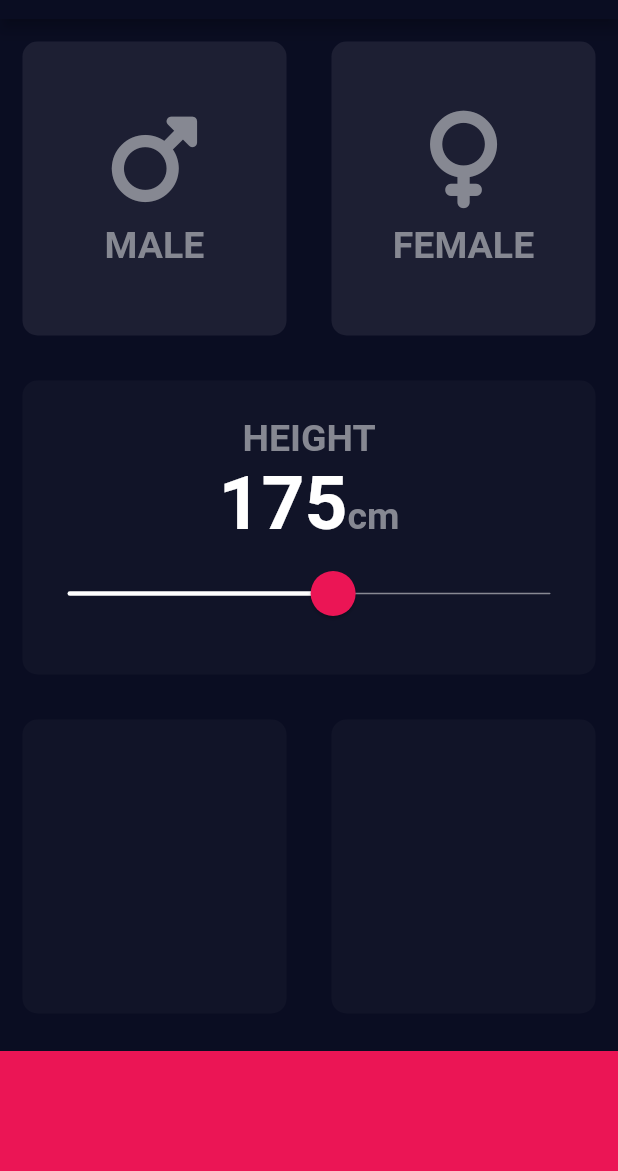
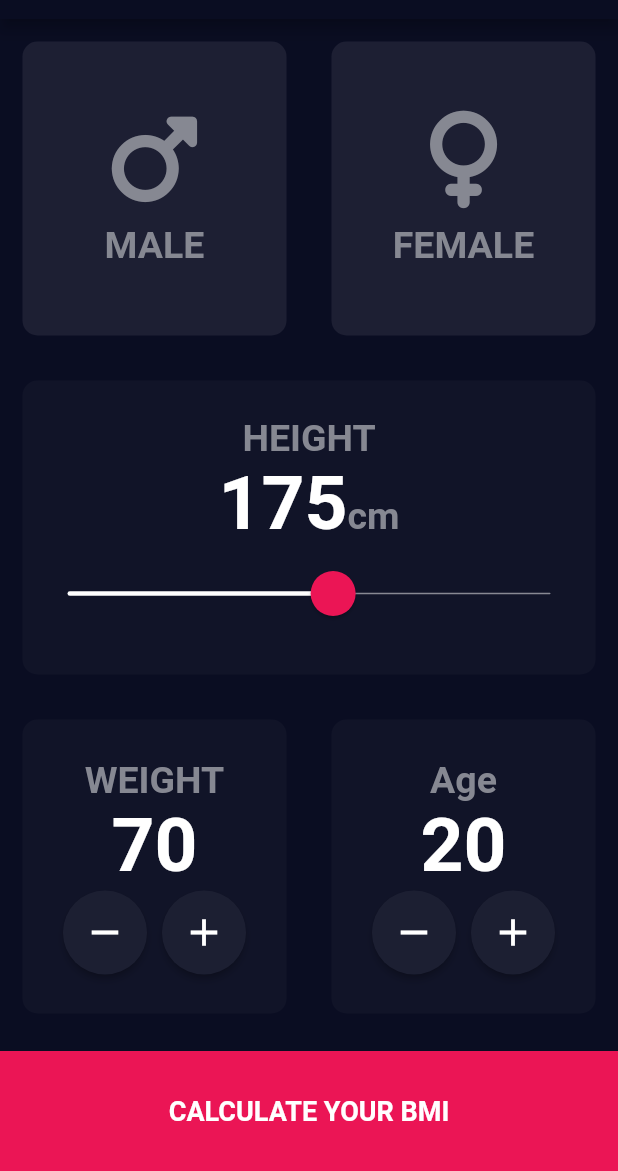
Before and after one commit to HeratUni-CS/bmi-calculator-AhmadErshad, a Flutter app: the screen it shows after launch, on a phone screen of 412 x 824 dp, the part 65-1236 px from its top. Run offline on Flutter 3.47's test engine with Material 2 defaults, Android fonts, the phone set to English and light mode, and no system bars; our stand-ins replace font_awesome_flutter.

Commit message:
second commit

```diff
--- /dev/null
+++ b/lib/bottom_button.dart
@@ -0,0 +1,28 @@
+import 'package:flutter/material.dart';
+import 'constants.dart';
+// ignore: must_be_immutable
+class BottomButton extends StatelessWidget {
+  void Function() onPressed;
+  String label;
+
+  BottomButton({super.key, required this.onPressed, required this.label});
+
+  @override
+  Widget build(BuildContext context) {
+    return InkWell(
+      onTap: onPressed,
+      child: Container(
+        width: double.infinity,
+        height: 80,
+        margin: const EdgeInsets.only(top: 10),
+        color: kBottomContainerColor,
+        child: Center(
+          child: Text(
+            label,
+            style: kLargeButtonStyle,
+          ),
+        ),
+      ),
+    );
+  }
+}
--- a/lib/icon_content.dart
+++ b/lib/icon_content.dart
@@ -5,7 +5,8 @@ class IconContent extends StatelessWidget {
  final IconData iconData;
  final String label;
 
- IconContent({required this.iconData, required this.label});
+  // ignore: prefer_const_constructors_in_immutables
+  IconContent({super.key, required this.iconData, required this.label});
 
   @override
   Widget build(BuildContext context) {
@@ -15,9 +16,9 @@ class IconContent extends StatelessWidget {
         Icon(
         iconData,
         size: 65,
-        color: Color(0xFF868892),
+        color: const Color(0xFF868892),
       ),
-      SizedBox(
+      const SizedBox(
         height: 10,
       ),
       Text(
--- a/lib/input_page.dart
+++ b/lib/input_page.dart
@@ -1,10 +1,13 @@
-// ignore_for_file: prefer_const_constructors_in_immutables
+// ignore_for_file: must_be_immutable
 
 import 'package:flutter/material.dart';
 import 'package:font_awesome_flutter/font_awesome_flutter.dart';
 import 'icon_content.dart';
 import 'reuseable_widget.dart';
 import 'constants.dart';
+import 'result_page.dart';
+import 'bottom_button.dart';
+import 'round_icon_button.dart';
 
 
   enum Gender{
@@ -23,6 +26,8 @@ class _InputPageState extends State<InputPage> {
 
     Gender? selectedGender;
     int height = 175;
+    int weight = 70;
+    int age = 20;
 
   @override
   Widget build(BuildContext context) {
@@ -43,7 +48,8 @@ class _InputPageState extends State<InputPage> {
                 color: (selectedGender == Gender.male) ? kActiveCardColor: kInActiveCardColor,
                 child: IconContent(iconData: FontAwesomeIcons.mars, label: 'MALE'),
                 ),
-              ReusableWidget(
+              Expanded(
+                child: ReusableWidget(
                   onPressed: () {
                     selectedGender = Gender.female;
                   },
@@ -52,10 +58,12 @@ class _InputPageState extends State<InputPage> {
                     iconData: FontAwesomeIcons.venus,
                     label: 'FEMALE',),
                   ),
+              ),
             ],
           ),
           ),
-           ReusableWidget(
+           Expanded(
+             child: ReusableWidget(
               color: kActiveCardColor,
               child: Column(
                 mainAxisAlignment: MainAxisAlignment.center,
@@ -80,7 +88,7 @@ class _InputPageState extends State<InputPage> {
                     ],
                   ),
                   SliderTheme(
-                  data: SliderThemeData(
+                    data: const SliderThemeData(
                       trackHeight: 1,
                       thumbShape: RoundSliderThumbShape(enabledThumbRadius: 15),
                       overlayShape: RoundSliderOverlayShape(overlayRadius: 30),
@@ -103,24 +111,105 @@ class _InputPageState extends State<InputPage> {
                 ],
               ),
               ),
+           ),
           Expanded(child: Row(
             children: [
-              ReusableWidget(color: kActiveCardColor,
+              Expanded(
+                child: ReusableWidget(color: kActiveCardColor,
+                child: Column(
+                  mainAxisAlignment: MainAxisAlignment.center,
+                  children: [
+                    const Text(
+                      'WEIGHT',
+                     style: kLabelStyle,
                      ),
-              ReusableWidget(color: kActiveCardColor),
+                     Text(
+                      weight.toString(),
+                      style: kNumberStyle,
+                      ),
+                      Row(
+                        mainAxisAlignment: MainAxisAlignment.center,
+
+                        children: [
+                          RoundIconButton(
+                            onPressed: () {
+                              setState(() {
+                                weight--;
+                              });
+                            },
+                            iconData: Icons.remove,
+                          ),
+                          const SizedBox(
+                            width: 10,
+                          ),
+                          RoundIconButton(onPressed: (){
+                            setState(() {
+                              weight++;
+                            });
+                          }, iconData: Icons.add,),
+
+                        ],
+                      ),
                   ],
                 ),
                 ),
-          Container(
-            height: 80,
-            margin: const EdgeInsets.only(top: 10),
-            color: kBottomContainerColor,
+              ),
+              Expanded(
+                child: ReusableWidget(color: kActiveCardColor,
+                child: Column(
+                  mainAxisAlignment: MainAxisAlignment.center,
+                  children: [
+                    const Text(
+                      'Age',
+                     style: kLabelStyle,
+                     ),
+                     Text(
+                      age.toString(),
+                      style: kNumberStyle,
+                      ),
+                      Row(
+                        mainAxisAlignment: MainAxisAlignment.center,
+
+                        children: [
+                          RoundIconButton(
+                            onPressed: () {
+                              setState(() {
+                                age--;
+                              });
+                            },
+                            iconData: Icons.remove,
+                          ),
+                          const SizedBox(
+                            width: 10,
+                          ),
+                          RoundIconButton(onPressed: (){
+                            setState(() {
+                              age++;
+                            });
+                          }, iconData: Icons.add,),
+
+                        ],
+                      ),
+                  ],
+                ),
+                ),
+              ),
+            ],
+          ),
+          ),
+          BottomButton(
+            onPressed: () {
+              Navigator.push(context,
+              MaterialPageRoute(builder: (context) {
+                return const ResultsPage();
+              },
+              ),
+              );
+            },
+            label: 'CALCULATE YOUR BMI',
           ),
         ],
         ),
     );
   }
 }
-
-
-// ignore: must_be_immutable
--- a/lib/reuseable_widget.dart
+++ b/lib/reuseable_widget.dart
@@ -2,7 +2,7 @@ import 'package:flutter/material.dart';
 
 class ReusableWidget extends StatelessWidget {
   // ignore: use_key_in_widget_constructors
-  ReusableWidget({required this.color, this.child, this.onPressed});
+  const ReusableWidget({required this.color, this.child, this.onPressed});
   // late Color color;
   final Color color;
   // can be empty by adding ? at the end of var name
@@ -12,7 +12,7 @@ class ReusableWidget extends StatelessWidget {
 
   @override
   Widget build(BuildContext context) {
-    return Expanded(
+    return  Expanded(
       child: InkWell(
           onTap: onPressed,
           child: Container(
--- /dev/null
+++ b/lib/round_icon_button.dart
@@ -0,0 +1,23 @@
+import 'package:flutter/material.dart';
+
+class RoundIconButton extends StatelessWidget {
+  final IconData iconData;
+
+  final void Function() onPressed;
+
+  const RoundIconButton({super.key, required this.iconData, required this.onPressed});
+
+  @override
+  Widget build(BuildContext context) {
+    return RawMaterialButton(onPressed: onPressed,
+    fillColor: const Color(0xFF1C1F32),
+    shape: const CircleBorder(),
+    constraints: const BoxConstraints.tightFor(
+      width: 56.0,
+      height: 56.0,
+    ),
+    child: Icon(iconData,
+    size: 30,),
+    );
+  }
+}
```
Also changed, not shown: lib/constants.dart (+24 -0 lines), lib/result_page.dart (added, +57 -0 lines). Lines whose indentation alone changed are shown as unchanged.
